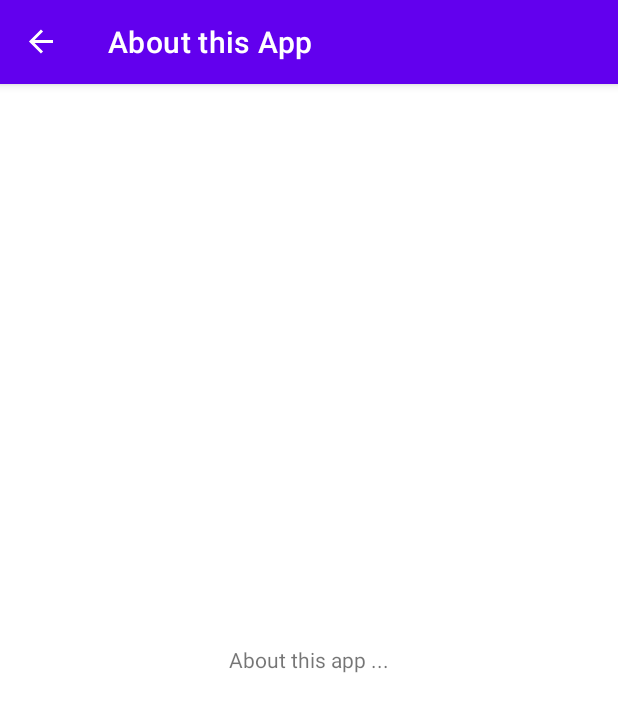
After one commit to liviolopez/versionUp, an Android app: the AboutFragment screen opened through its navigation route, on a phone screen of 412 x 824 dp. The commit adds this screen. Shown: the top 712 px of the screen. Run offline under Robolectric (Android 15) with nearby library versions, the light colour scheme and no system bars; our stand-ins replace navigation-ui.

Commit message:
created about fragment and navigation

```diff
--- /dev/null
+++ b/app/src/main/java/dev/all4/versionUp/ui/AboutFragment.kt
@@ -0,0 +1,21 @@
+package dev.all4.versionUp.ui
+
+import android.os.Bundle
+import androidx.fragment.app.Fragment
+import android.view.LayoutInflater
+import android.view.View
+import android.view.ViewGroup
+import dev.all4.versionUp.R
+
+class AboutFragment : Fragment() {
+    override fun onCreate(savedInstanceState: Bundle?) {
+        super.onCreate(savedInstanceState)
+    }
+
+    override fun onCreateView(
+        inflater: LayoutInflater, container: ViewGroup?,
+        savedInstanceState: Bundle?
+    ): View? {
+        return inflater.inflate(R.layout.fragment_about, container, false)
+    }
+}
--- a/app/src/main/java/dev/all4/versionUp/ui/MainFragment.kt
+++ b/app/src/main/java/dev/all4/versionUp/ui/MainFragment.kt
@@ -5,11 +5,18 @@ import androidx.fragment.app.Fragment
 import android.view.LayoutInflater
 import android.view.View
 import android.view.ViewGroup
+import androidx.fragment.app.viewModels
 import androidx.navigation.fragment.findNavController
 import dev.all4.versionUp.R
+import dev.all4.versionUp.data.DataSource
+import dev.all4.versionUp.domain.RepositoryImpl
+import dev.all4.versionUp.ui.vmodel.MainViewModel
+import dev.all4.versionUp.ui.vmodel.VMFactory
 import kotlinx.android.synthetic.main.fragment_main.*
 
 class MainFragment : Fragment() {
+    private val viewModel by viewModels<MainViewModel> { VMFactory(RepositoryImpl(DataSource())) }
+
     override fun onCreate(savedInstanceState: Bundle?) {
         super.onCreate(savedInstanceState)
     }
@@ -25,8 +32,8 @@ class MainFragment : Fragment() {
     override fun onViewCreated(view: View, savedInstanceState: Bundle?) {
         super.onViewCreated(view, savedInstanceState)
 
-        btn_details.setOnClickListener {
-            findNavController().navigate(R.id.detailsFragment)
+        btn_about.setOnClickListener {
+            findNavController().navigate(R.id.aboutFragment)
         }
     }
 }
--- /dev/null
+++ b/app/src/main/res/layout/fragment_about.xml
@@ -0,0 +1,15 @@
+<?xml version="1.0" encoding="utf-8"?>
+<FrameLayout xmlns:android="http://schemas.android.com/apk/res/android"
+    xmlns:tools="http://schemas.android.com/tools"
+    android:layout_width="match_parent"
+    android:layout_height="match_parent"
+    android:layout_gravity="center"
+    tools:context=".ui.AboutFragment">
+
+    <TextView
+        android:layout_width="match_parent"
+        android:layout_height="match_parent"
+        android:text="About this app ..."
+        android:gravity="center"/>
+
+</FrameLayout>
--- a/app/src/main/res/navigation/nav_graph.xml
+++ b/app/src/main/res/navigation/nav_graph.xml
@@ -3,6 +3,7 @@
     xmlns:app="http://schemas.android.com/apk/res-auto"
     xmlns:tools="http://schemas.android.com/tools"
     android:id="@+id/nav_graph"
+    android:label="About this App"
     app:startDestination="@id/mainFragment">
 
     <fragment
@@ -13,10 +14,18 @@
         <action
             android:id="@+id/action_mainFragment_to_detailsFragment"
             app:destination="@id/detailsFragment" />
+        <action
+            android:id="@+id/action_mainFragment_to_aboutFragment"
+            app:destination="@id/aboutFragment" />
     </fragment>
     <fragment
         android:id="@+id/detailsFragment"
         android:name="dev.all4.versionUp.ui.DetailsFragment"
         android:label="Details"
         tools:layout="@layout/fragment_details" />
+    <fragment
+        android:id="@+id/aboutFragment"
+        android:name="dev.all4.versionUp.ui.AboutFragment"
+        android:label="About this App"
+        tools:layout="@layout/fragment_about" />
 </navigation>
--- a/app/src/main/res/values/strings.xml
+++ b/app/src/main/res/values/strings.xml
@@ -1,5 +1,5 @@
 <resources>
     <string name="app_name">Version Up</string>
-    <!-- TODO: Remove or change this placeholder text -->
+
     <string name="hello_blank_fragment">Hello blank fragment</string>
 </resources>
```
Also changed, not shown: app/src/main/java/dev/all4/versionUp/MainActivity.kt (+0 -7 lines), app/src/main/res/layout/fragment_main.xml (+8 -7 lines).
